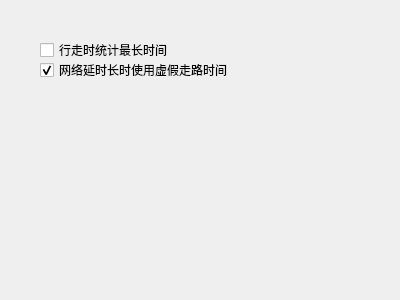
Qt form configWidget/mapcreateconfigform.ui (yayapoi/mud) before a commit.
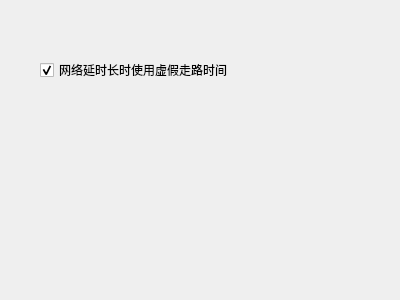
The same form after that commit.

Commit message: 1、全局使用最长时间选项去除，改为每个出口增加使用最长时间选项。不用频繁切换，也为自动录图打基础

```diff
--- a/configWidget/mapcreateconfigform.ui
+++ b/configWidget/mapcreateconfigform.ui
@@ -13,19 +13,6 @@
   <property name="windowTitle">
    <string>Form</string>
   </property>
-  <widget class="QCheckBox" name="timeCB">
-   <property name="geometry">
-    <rect>
-     <x>40</x>
-     <y>40</y>
-     <width>141</width>
-     <height>20</height>
-    </rect>
-   </property>
-   <property name="text">
-    <string>行走时统计最长时间</string>
-   </property>
-  </widget>
   <widget class="QCheckBox" name="errorTimeCB">
    <property name="geometry">
     <rect>
```
The commit also changes 9 other files.
